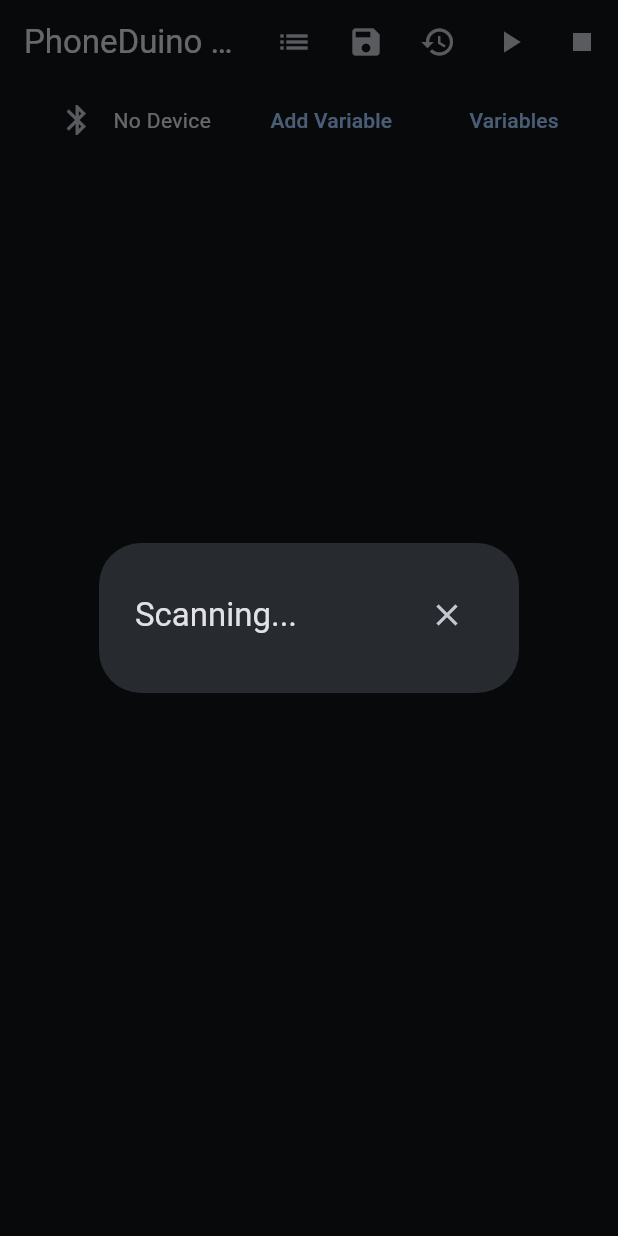
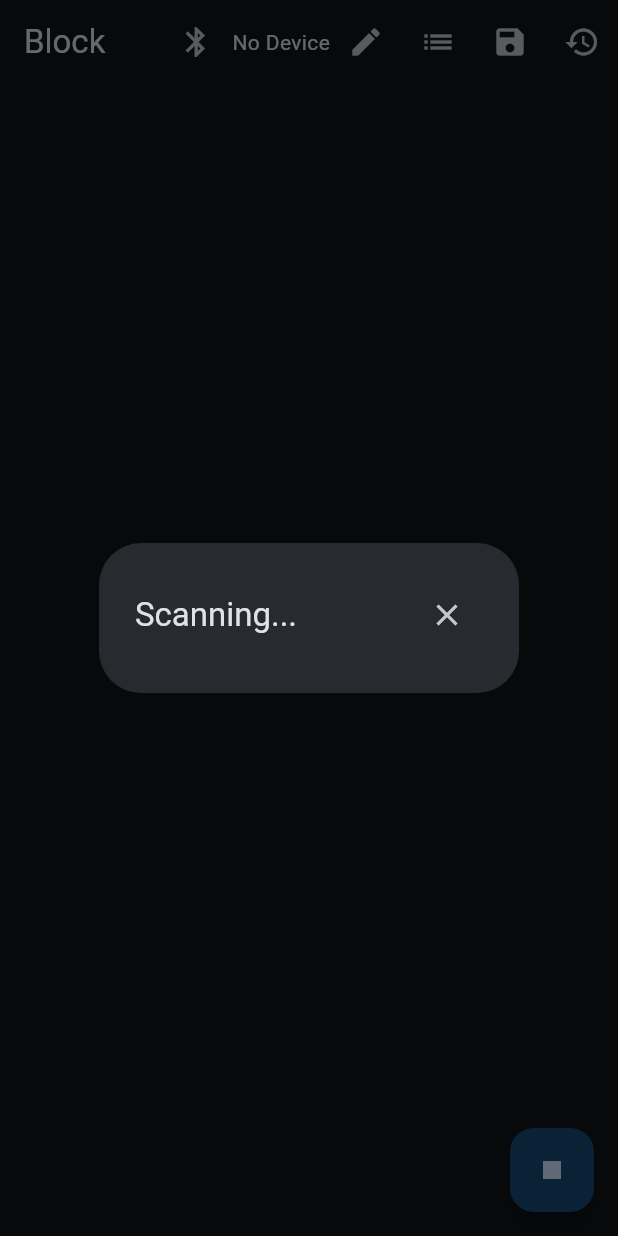
Before and after one commit to rogue1starwars/Block, a Flutter app: the screen it shows after launch, after a tap on the "play arrow" icon, after a tap on the "bluetooth" icon, on a phone screen of 412 x 824 dp. Run offline on Flutter 3.47's test engine with Material 3 defaults, Android fonts, the phone set to English and light mode, and no system bars; our stand-ins replace flutter_blue_plus, flutter_compass, flutter_riverpod, geolocator, hive_flutter, sensors_plus; accounts and stored records are empty.

Commit message:
updated app bar

```diff
--- a/lib/widgets/home_page.dart
+++ b/lib/widgets/home_page.dart
@@ -13,7 +13,6 @@
 import 'package:phoneduino_block/widgets/ble/ble_home.dart';
 import 'package:phoneduino_block/widgets/block_tree.dart';
 import 'package:phoneduino_block/widgets/print_board.dart';
-import 'package:phoneduino_block/widgets/variables/add_variables.dart';
 import 'package:phoneduino_block/widgets/variables/variable_list.dart';
 
 class HomePage extends ConsumerWidget {
@@ -42,7 +41,18 @@
       }
     });
     return Scaffold(
-      appBar: AppBar(title: const Text('PhoneDuino Block'), actions: [
+      appBar: AppBar(title: const Text('Block'), actions: [
+        const BleHome(),
+        IconButton(
+          onPressed: () {
+            showDialog(
+                context: context,
+                builder: (BuildContext context) {
+                  return const VariableListDialog();
+                });
+          },
+          icon: const Icon(Icons.edit),
+        ),
         IconButton(
             onPressed: () async {
               Navigator.push(context, MaterialPageRoute(builder: (context) {
@@ -100,46 +110,24 @@
           },
           icon: const Icon(Icons.restore),
         ),
-        IconButton(
-          onPressed: () {
-            root.execute(ref);
-          },
-          icon: const Icon(Icons.play_arrow),
-        ),
-        IconButton(
-          onPressed: () {
+      ]),
+      body: intervals.intervals.isNotEmpty
+          ? const PrintBoard()
+          : SingleChildScrollView(
+              child: BlockTree(block: root),
+            ),
+      floatingActionButton: FloatingActionButton(
+        onPressed: () {
+          if (intervals.intervals.isNotEmpty) {
             ref.read(intervalProvider.notifier).clearInterval();
             ref.read(uiProvider.notifier).clearMessage();
-          },
-          icon: const Icon(Icons.stop),
-        ),
-      ]),
-      body: Column(
-        children: [
-          Row(
-            mainAxisAlignment: MainAxisAlignment.spaceEvenly,
-            children: [
-              const BleHome(),
-              const AddVariableButton(),
-              TextButton(
-                  child: Text("Variables"),
-                  onPressed: () {
-                    showDialog(
-                        context: context,
-                        builder: (BuildContext context) {
-                          return const VariableListDialog();
-                        });
-                  })
-            ],
-          ),
-          Expanded(
-            child: intervals.intervals.isNotEmpty
-                ? const PrintBoard()
-                : SingleChildScrollView(
-                    child: BlockTree(block: root),
-                  ),
-          ),
-        ],
+          } else {
+            root.execute(ref);
+          }
+        },
+        child: intervals.intervals.isNotEmpty
+            ? const Icon(Icons.stop)
+            : const Icon(Icons.play_arrow),
       ),
     );
   }
```
